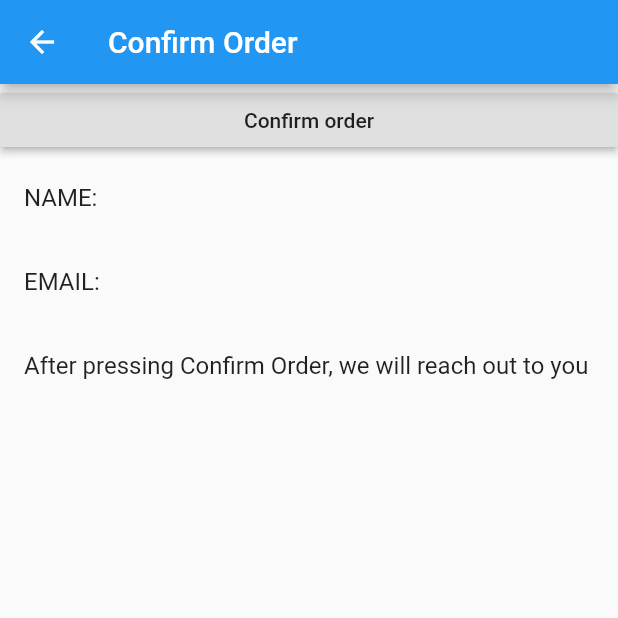
After one commit to ashleydsouza639/Ecommerce-App-using-Flutter, a Flutter app: the InsertData screen opened directly, after a tap on "Confirm order", on a phone screen of 412 x 824 dp, the top half of it. The commit adds this screen. Run offline on Flutter 3.47's test engine with Material 2 defaults, Android fonts, the phone set to English and light mode, and no system bars; our stand-ins replace carousel_pro, cloud_firestore, firebase_auth, google_sign_in; accounts and stored records are empty; network calls fail.

Commit message:
insert user data in firestore

```diff
--- a/lib/components/products.dart
+++ b/lib/components/products.dart
@@ -1,4 +1,4 @@
-////Single product page
+////Recent product component display on home page
 import 'package:flutter/material.dart';
 import '../pages/product_details.dart';
 
@@ -83,6 +83,7 @@ class Single_prod extends StatelessWidget {
     this.prod_price,
   });
 
+//displauuy recent  products
   @override
   Widget build(BuildContext context) {
     return Card(
--- a/lib/pages/home.dart
+++ b/lib/pages/home.dart
@@ -7,6 +7,7 @@ import 'cart.dart';
 import 'home.dart';
 import './login.dart';
 import './auth.dart';
+import './insertdata.dart';
 
 class HomePage extends StatefulWidget{
   _HomePageState createState() => _HomePageState();
@@ -89,7 +90,7 @@ class _HomePageState extends State<HomePage>{
             )
           ),
 
-                    InkWell(   //used to wrap ListTile dat doesnt hv ontap
+            InkWell(   //used to wrap ListTile dat doesnt hv ontap
             onTap:(){
                Navigator.push(context, MaterialPageRoute(builder:(context)=>Cart()));
             },
@@ -117,12 +118,17 @@ class _HomePageState extends State<HomePage>{
           ),
 
           InkWell(   //used to wrap ListTile dat doesnt hv ontap
-            onTap:(){},
+            onTap:(){
+              Navigator.push(context, MaterialPageRoute(builder:(context)=>InsertData()));
+            },
             child:ListTile(
-              title:Text("About"),
+              title:Text("Contact US"),
               leading:Icon(Icons.help),
             )
           ),
+
+
+
 
           RaisedButton(
             onPressed: () {
--- /dev/null
+++ b/lib/pages/insertdata.dart
@@ -0,0 +1,106 @@
+//insert data of users
+import 'package:flutter/material.dart';
+
+import 'package:cloud_firestore/cloud_firestore.dart';
+
+import './login.dart';
+import './auth.dart';
+
+class InsertData extends StatelessWidget {
+  final databaseReference = Firestore.instance;
+
+  @override
+  Widget build(BuildContext context) {
+    return Scaffold(
+      appBar: AppBar(
+        title: Text('Confirm Order'),
+      ),
+      body: Center(
+          child: Column(
+        crossAxisAlignment: CrossAxisAlignment.stretch,
+        children: <Widget>[
+          RaisedButton(
+            child: Text('Confirm order'),
+            onPressed: () {
+              createRecord();
+            },
+          ),
+
+
+       InkWell(   //used to wrap ListTile dat doesnt hv ontap //any child of inkwell widget is tappable
+            child:ListTile(
+              title:Text("NAME: "+name),
+
+            )
+          ),
+
+
+       InkWell(   //used to wrap ListTile dat doesnt hv ontap //any child of inkwell widget is tappable
+            child:ListTile(
+              title:Text("EMAIL: "+email),
+
+            )
+          ),
+
+       InkWell(   //used to wrap ListTile dat doesnt hv ontap //any child of inkwell widget is tappable
+            child:ListTile(
+              title:Text("After pressing Confirm Order, we will reach out to you"),
+
+            )
+          ),
+
+
+
+        ],
+      )), //center
+    );
+  }
+
+  void createRecord() async {
+    await databaseReference.collection("books")
+        .document("1")
+        .setData({
+          'name': name,
+          'email': email
+        });
+
+    DocumentReference ref = await databaseReference.collection("users")
+        .add({
+          'name': name,
+          'email': email
+        });
+    print(ref.documentID);
+  }
+
+//   void getData() {
+//     databaseReference
+//         .collection("books")
+//         .getDocuments()
+//         .then((QuerySnapshot snapshot) {
+//       snapshot.documents.forEach((f) => print('${f.data}}'));
+//     });
+//   }
+
+//   void updateData() {
+//     try {
+//       databaseReference
+//           .collection('books')
+//           .document('1')
+//           .updateData({'description': 'Head First Flutter'});
+//     } catch (e) {
+//       print(e.toString());
+//     }
+//   }
+
+//   void deleteData() {
+//     try {
+//       databaseReference
+//           .collection('books')
+//           .document('1')
+//           .delete();
+//     } catch (e) {
+//       print(e.toString());
+//     }
+//   }
+//
+}
--- a/lib/pages/product_details.dart
+++ b/lib/pages/product_details.dart
@@ -1,7 +1,7 @@
-//display product page details
+//display single product page dat comes after clicking a recent product
 import 'package:flutter/material.dart';
 import 'home.dart';
-
+import './insertdata.dart';
 class ProductDetails extends StatefulWidget {
   _ProductDetailsState createState() => _ProductDetailsState();
   final product_detail_name;
@@ -171,13 +171,18 @@ class _ProductDetailsState extends State<ProductDetails> {
 //           ====buy button button============
                 Expanded(
                   child: MaterialButton(
-                    onPressed: () {},
+                    onPressed:(){
+                         Navigator.push(context, MaterialPageRoute(builder:(context)=>InsertData()));
+                    },
                     color: Colors.red,
                     textColor: Colors.white,
                     elevation: 0.2,
-                    child: new Text("But Now"),
+                    child: new Text("Buy Now"),
                   ),
                 ),
+
+
+
 
                 IconButton(
                     icon: Icon(Icons.add_shopping_cart), onPressed: () {}),
```
